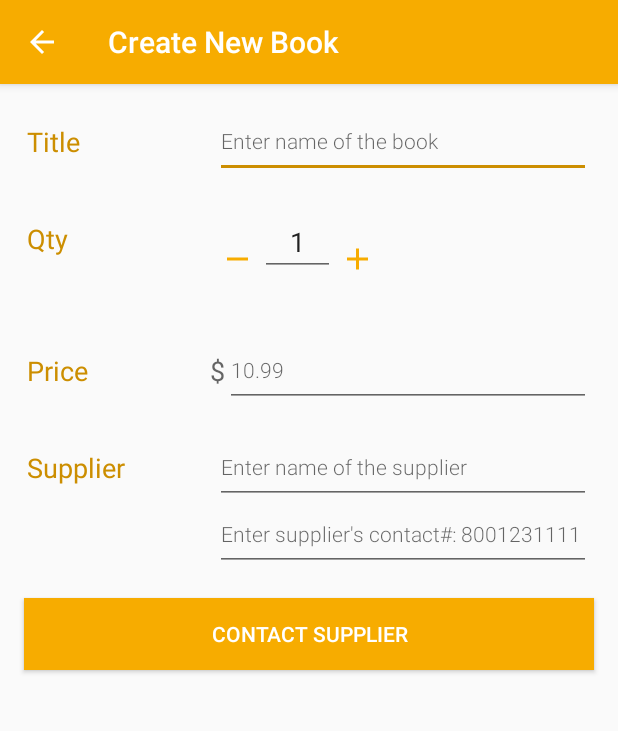
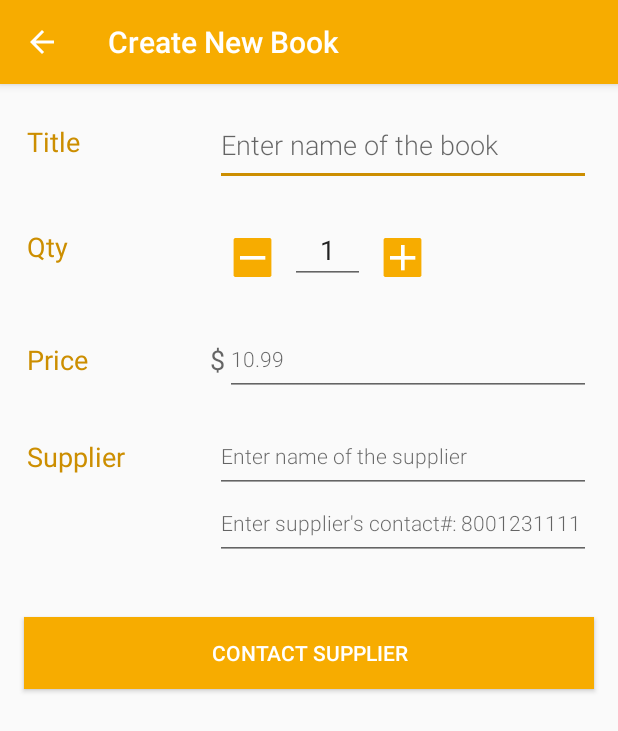
Before and after one commit to yaostyle/GSBookstore-S2, an Android app: the EditorActivity screen opened directly, with no data from a screen before it, on a phone screen of 412 x 824 dp. Shown: the top 731 px of the screen. Run offline under Robolectric (Android 15) with nearby library versions, the phone set to English and light mode, and no system bars.

Commit message:
Minor UI tweak.

```diff
--- a/app/src/main/res/layout/activity_editor.xml
+++ b/app/src/main/res/layout/activity_editor.xml
@@ -34,6 +34,7 @@
             <EditText
                 android:id="@+id/edit_book_name"
                 style="@style/EditorFieldStyle"
+                android:textAppearance="?android:textAppearanceMedium"
                 android:hint="Enter name of the book"
                 android:inputType="textCapWords" />
 
@@ -60,14 +61,8 @@
             android:orientation="horizontal">
 
             <ImageButton
-                android:layout_width="30dp"
-                android:layout_height="wrap_content"
-                android:tint="@color/colorPrimary"
-                android:scaleY="0.5"
-                android:scaleX="0.5"
-                android:clickable="true"
-                android:contextClickable="true"
-                android:backgroundTint="@android:color/transparent"
+                android:id="@+id/edit_book_qty_btn_minus"
+                style="@style/QtyButtonStyle"
                 android:src="@drawable/ic_minus"/>
 
             <EditText
@@ -79,14 +74,8 @@
                 android:inputType="numberDecimal" />
 
             <ImageButton
-                android:layout_width="30dp"
-                android:layout_height="wrap_content"
-                android:scaleY="0.5"
-                android:scaleX="0.5"
-                android:layout_gravity="center_horizontal"
-                android:tint="@color/colorPrimary"
-                android:clickable="true"
-                android:backgroundTint="@android:color/transparent"
+                android:id="@+id/edit_book_qty_btn_plus"
+                style="@style/QtyButtonStyle"
                 android:src="@drawable/ic_plus"/>
 
         </LinearLayout>
@@ -161,6 +150,10 @@
 
     </LinearLayout>
 
+    <Space
+        android:layout_width="wrap_content"
+        android:layout_height="20dp" />
+
     <Button
         android:id="@+id/btn_contact_supplier"
         android:layout_width="match_parent"
@@ -168,6 +161,7 @@
         android:background="@color/colorPrimary"
         android:layout_margin="8dp"
         android:textColor="@android:color/white"
+        android:padding="8dp"
         android:text="Contact Supplier"/>
 
 </LinearLayout>
```
